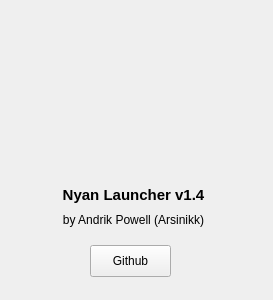
Above: src/about.ui from andrikpowell/nyan-launcher before the change. Below: the same form after it.
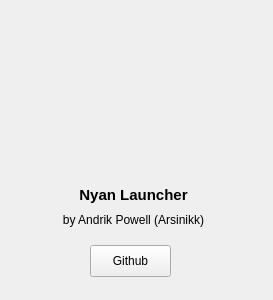
That is the form after the change. Icons and pictures are not drawn.

Diff of the .ui file:
```diff
--- a/src/about.ui
+++ b/src/about.ui
@@ -106,7 +106,7 @@
     </font>
    </property>
    <property name="text">
-    <string>&lt;html&gt;&lt;head/&gt;&lt;body&gt;&lt;p&gt;&lt;span style=&quot; font-size:11pt; font-weight:700;&quot;&gt;Nyan Launcher v1.4&lt;/span&gt;&lt;/p&gt;&lt;/body&gt;&lt;/html&gt;</string>
+    <string>&lt;html&gt;&lt;head/&gt;&lt;body&gt;&lt;p&gt;&lt;span style=&quot; font-size:11pt; font-weight:700;&quot;&gt;Nyan Launcher&lt;/span&gt;&lt;/p&gt;&lt;/body&gt;&lt;/html&gt;</string>
    </property>
    <property name="alignment">
     <set>Qt::AlignCenter</set>
```
